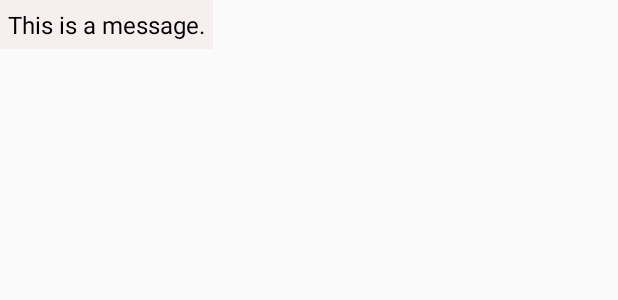
After one commit to developer-student-club-snu/DSC-Chatbot, an Android app: the layout item_message.xml on its own in the app's theme, with its tools: preview values and no code run, on a phone screen of 412 x 824 dp. The commit adds this screen. Shown: the top 300 px of the screen. Run offline under Robolectric (Android 15) with nearby library versions, the phone set to English and light mode, and no system bars.

Commit message:
Finish Up

```diff
--- a/app/build.gradle
+++ b/app/build.gradle
@@ -31,6 +31,8 @@ dependencies {
     /*THIRD PARTY LIBRARIES*/
     implementation 'nl.dionsegijn:konfetti:1.1.3'
 
+    implementation 'androidx.recyclerview:recyclerview:1.0.0'
+
     //Retrofit
     implementation 'com.squareup.retrofit2:retrofit:2.5.0'
     implementation 'com.squareup.retrofit2:converter-gson:2.3.0'
--- a/app/src/main/java/com/example/dsc_chatbot/RestAPI.java
+++ b/app/src/main/java/com/example/dsc_chatbot/RestAPI.java
@@ -15,7 +15,7 @@ public class RestAPI {
     //Creating a retrofit object
     static Retrofit retrofit = new Retrofit.Builder()
             .baseUrl(RestService.BASE_URL)
-            .addConverterFactory(GsonConverterFactory.create()) //Here we are using the GsonConverterFactory to directly convert json data to object
+            .addConverterFactory(GsonConverterFactory.create(gson)) //Here we are using the GsonConverterFactory to directly convert json data to object
             .build();
 
     //creating the api interface
--- /dev/null
+++ b/app/src/main/res/layout/item_message.xml
@@ -0,0 +1,17 @@
+<?xml version="1.0" encoding="utf-8"?>
+<RelativeLayout xmlns:android="http://schemas.android.com/apk/res/android"
+    android:layout_width="wrap_content"
+    android:layout_height="wrap_content"
+    android:background="#F7EFEF"
+    android:padding="5dp">
+
+    <TextView
+        android:id="@+id/messageText"
+        android:layout_width="wrap_content"
+        android:layout_height="wrap_content"
+        android:text="This is a message."
+        android:textSize="16sp"
+        android:textColor="#000000">
+
+    </TextView>
+</RelativeLayout>
```
Also changed, not shown: app/src/main/java/com/example/dsc_chatbot/ChatActivity.java (+50 -0 lines), app/src/main/java/com/example/dsc_chatbot/MainActivity.java (+1 -24 lines), app/src/main/java/com/example/dsc_chatbot/MyAdapter.java (added, +62 -0 lines), app/src/main/java/com/example/dsc_chatbot/RestService.java (+4 -3 lines), app/src/main/res/layout/activity_chat.xml (+16 -1 lines).
